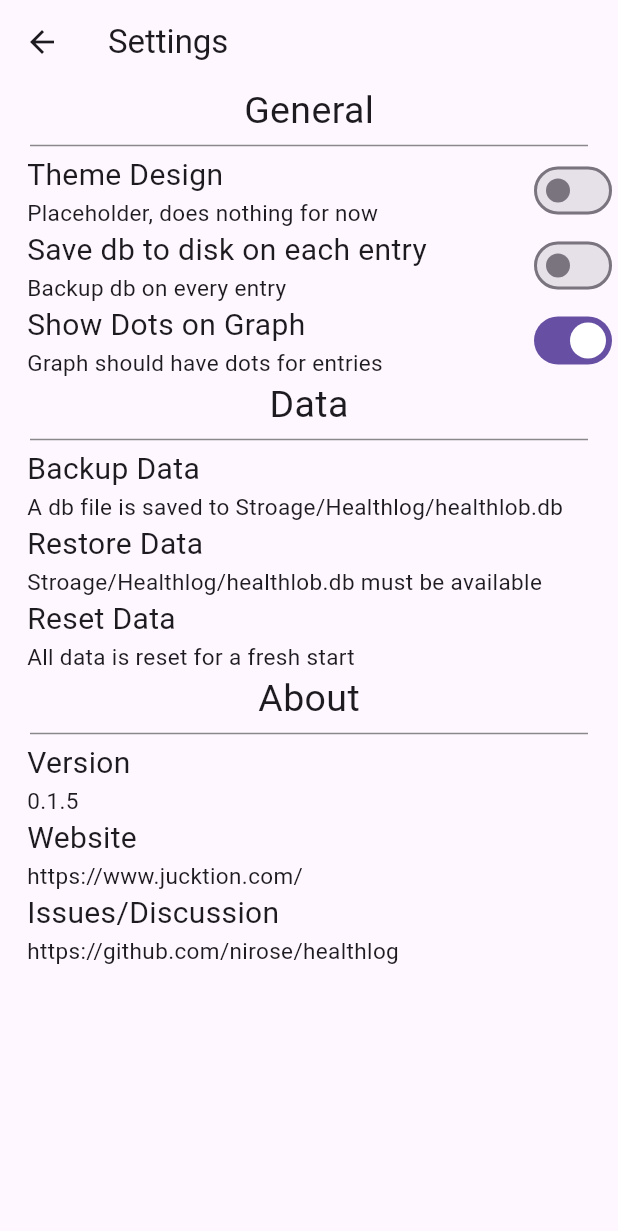
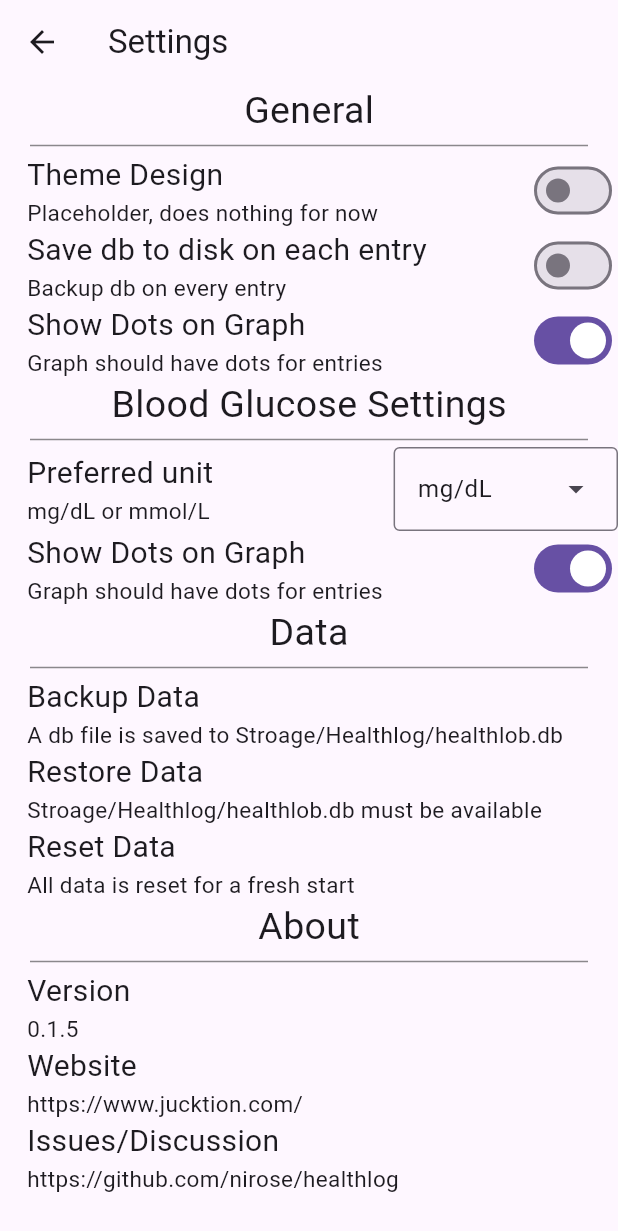
Before and after one commit to jucktion/healthlog, a Flutter app: the SettingScreen screen opened directly, on a phone screen of 412 x 824 dp. Shown: the top 1231 px of the screen. Run offline on Flutter 3.47's test engine with Material 3 defaults, Android fonts, the phone set to English and light mode, and no system bars; our stand-ins replace fl_chart, permission_handler, shared_preferences, sqflite; accounts and stored records are empty.

Commit message:
initial dynamic sugar measurement unit implementation

```diff
--- a/lib/data/db.dart
+++ b/lib/data/db.dart
@@ -54,7 +54,7 @@ class DatabaseHandler {
     }
     try {
       File dbFile =
-          File('/data/user/0/com.example.healthlog/databases/$dbFileName.db');
+          File('/data/user/0/com.jucktion.healthlog/databases/$dbFileName.db');
       Directory? folderPath = Directory('/storage/emulated/0/HealthLog');
       await folderPath.create();
       await dbFile.copy('/storage/emulated/0/HealthLog/$dbFileName.db');
@@ -75,7 +75,7 @@ class DatabaseHandler {
     try {
       File savedDbFile = File('/storage/emulated/0/HealthLog/$dbFileName.db');
       await savedDbFile
-          .copy('/data/user/0/com.example.healthlog/databases/$dbFileName.db');
+          .copy('/data/user/0/com.jucktion.healthlog/databases/$dbFileName.db');
     } catch (e) {
       // print('${e.toString()}');
     }
@@ -84,7 +84,7 @@ class DatabaseHandler {
   void deleteDB() async {
     try {
       deleteDatabase(
-          '/data/user/0/com.example.healthlog/databases/$dbFileName.db');
+          '/data/user/0/com.jucktion.healthlog/databases/$dbFileName.db');
     } catch (e) {
       // print('${e.toString()}');
     }
--- a/lib/view/bp/bp_helper.dart
+++ b/lib/view/bp/bp_helper.dart
@@ -151,7 +151,9 @@ class BPHelper {
                                   date: DateTime.now().toIso8601String(),
                                   comments: comment))
                               .whenComplete(() {
-                            Navigator.pop(context);
+                            if (context.mounted) {
+                              Navigator.pop(context);
+                            }
                             WidgetsBinding.instance.addPostFrameCallback((_) =>
                                 refreshIndicatorKey.currentState?.show());
                           });
--- a/lib/view/cholesterol/cholesterol_helper.dart
+++ b/lib/view/cholesterol/cholesterol_helper.dart
@@ -180,7 +180,9 @@ class CHLSTRLHelper {
                                   date: DateTime.now().toIso8601String(),
                                   comments: comment))
                               .whenComplete(() {
-                            Navigator.pop(context);
+                            if (context.mounted) {
+                              Navigator.pop(context);
+                            }
                             WidgetsBinding.instance.addPostFrameCallback((_) =>
                                 refreshIndicatorKey.currentState?.show());
                           });
--- a/lib/view/settings/settings.dart
+++ b/lib/view/settings/settings.dart
@@ -56,7 +56,12 @@ class _SettingScreenState extends State<SettingScreen> {
             ),
             body: SingleChildScrollView(
               child: Column(
-                children: [generalSettings(), dataSettings(), aboutSettings()],
+                children: [
+                  generalSettings(),
+                  sugarSettings(),
+                  dataSettings(),
+                  aboutSettings()
+                ],
               ),
             ),
           );
@@ -134,6 +139,97 @@ class _SettingScreenState extends State<SettingScreen> {
                       _backupDB = value;
                     });
                   })
+            ],
+          ),
+          Row(
+            mainAxisAlignment: MainAxisAlignment.spaceBetween,
+            children: [
+              const Padding(
+                padding: EdgeInsets.only(left: 18.0),
+                child: Column(
+                  crossAxisAlignment: CrossAxisAlignment.start,
+                  children: [
+                    Text(
+                      'Show Dots on Graph',
+                      style: TextStyle(fontSize: 20),
+                    ),
+                    Text(
+                      'Graph should have dots for entries',
+                      style: TextStyle(fontSize: 15),
+                    ),
+                  ],
+                ),
+              ),
+              Switch(
+                  value: _prefs?.getBool('graphDots') ?? _graphDots,
+                  onChanged: (value) {
+                    _prefs?.setBool('graphDots', value);
+                    setState(() {
+                      _graphDots = value;
+                    });
+                  })
+            ],
+          ),
+        ],
+      ),
+    );
+  }
+
+  Widget sugarSettings() {
+    const List<String> list = <String>['mg/dL', 'mmol/L'];
+    return SizedBox(
+      child: Column(
+        children: [
+          const Text(
+            'Blood Glucose Settings',
+            style: TextStyle(
+              fontSize: 25,
+            ),
+          ),
+          const Divider(
+            indent: 20,
+            endIndent: 20,
+            color: Colors.black45,
+            thickness: 1,
+            height: 10,
+          ),
+          Row(
+            mainAxisAlignment: MainAxisAlignment.spaceBetween,
+            children: [
+              const Padding(
+                padding: EdgeInsets.only(left: 18.0),
+                child: Column(
+                  crossAxisAlignment: CrossAxisAlignment.start,
+                  children: [
+                    Text(
+                      'Preferred unit',
+                      style: TextStyle(fontSize: 20),
+                    ),
+                    Text(
+                      'mg/dL or mmol/L',
+                      style: TextStyle(fontSize: 15),
+                    ),
+                  ],
+                ),
+              ),
+              DropdownMenu<String>(
+                initialSelection: _prefs?.getString('sugarUnit') ?? list.first,
+                dropdownMenuEntries:
+                    list.map<DropdownMenuEntry<String>>((String value) {
+                  return DropdownMenuEntry<String>(
+                    value: value,
+                    label: value,
+                  );
+                }).toList(),
+                onSelected: (value) {
+                  _prefs?.setString('sugarUnit', value.toString());
+                  setState(
+                    () {
+                      value = value.toString();
+                    },
+                  );
+                },
+              ),
             ],
           ),
           Row(
--- a/lib/view/users/add_user.dart
+++ b/lib/view/users/add_user.dart
@@ -155,7 +155,11 @@ class _AddScreenState extends State<AddScreen> {
                               weight: weight.toDouble(),
                               height: height.toDouble(),
                               id: Random().nextInt(50)))
-                          .whenComplete(() => Navigator.of(context).pop());
+                          .whenComplete(() {
+                        if (context.mounted) {
+                          Navigator.of(context).pop();
+                        }
+                      });
                     } else {
                       ScaffoldMessenger.of(context).showSnackBar(
                         const SnackBar(content: Text('Processing Data')),
```
Also changed, not shown: lib/view/sugar/sugar_helper.dart (+5 -5 lines), pubspec.lock, 11 other files.
